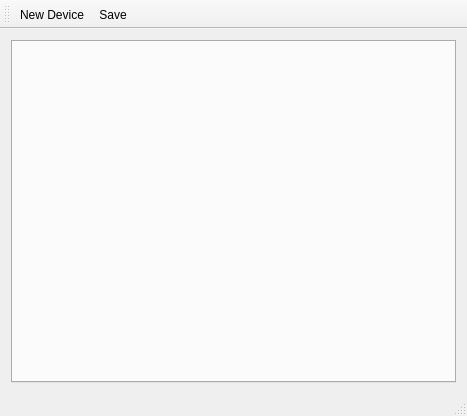
First picture: the form in qonfigure.ui, repository viranch/qonfigure, before the edit.
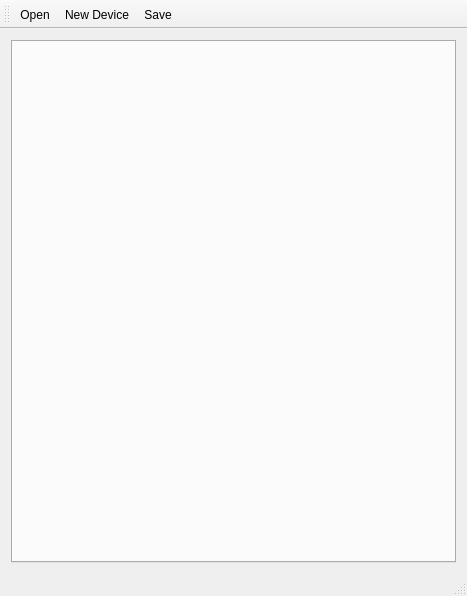
Second picture: the form after the edit. Icons and pictures are not drawn.

Commit message: *Error handling with saving files *Add icons to the UI

Patch:
```diff
--- a/qonfigure.ui
+++ b/qonfigure.ui
@@ -7,7 +7,7 @@
     <x>0</x>
     <y>0</y>
     <width>467</width>
-    <height>416</height>
+    <height>596</height>
    </rect>
   </property>
   <property name="windowTitle">
@@ -44,6 +44,7 @@
    <attribute name="toolBarBreak">
     <bool>false</bool>
    </attribute>
+   <addaction name="actionOpen"/>
    <addaction name="actionNew_Device"/>
    <addaction name="actionSave"/>
   </widget>
@@ -61,6 +62,18 @@
     <string>Ctrl+S</string>
    </property>
   </action>
+  <action name="actionOpen">
+   <property name="icon">
+    <iconset>
+     <normaloff>../../../../../usr/share/icons/oxygen/48x48/actions/document-open.png</normaloff>../../../../../usr/share/icons/oxygen/48x48/actions/document-open.png</iconset>
+   </property>
+   <property name="text">
+    <string>Open</string>
+   </property>
+   <property name="shortcut">
+    <string>Ctrl+O</string>
+   </property>
+  </action>
  </widget>
  <layoutdefault spacing="6" margin="11"/>
  <resources/>
```
Left out of the diff: 8 changed lines with no effect on the pictures. The commit also changes 4 other files.
